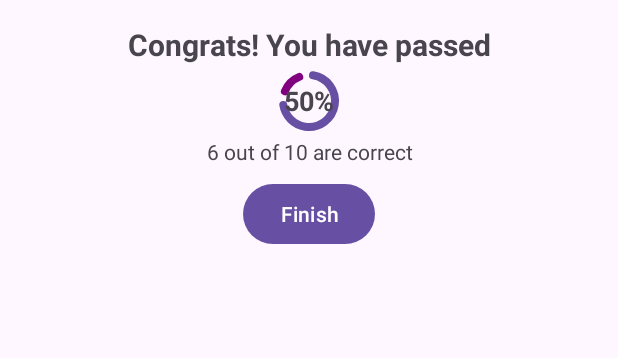
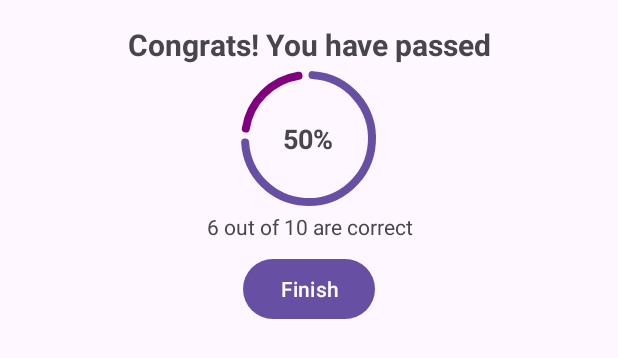
Before and after one commit to Manishk031/Code-Smart-MCQ, an Android app: the layout score_dialog.xml on its own in the app's theme, with its tools: preview values and no code run, on a phone screen of 412 x 824 dp. Shown: the top 358 px of the screen. Run offline under Robolectric (Android 15) with nearby library versions, the phone set to English and light mode, and no system bars.

Commit message:
Fixed error

```diff
--- a/app/src/main/java/com/zoro/codesmartmcq/MCQActivity.kt
+++ b/app/src/main/java/com/zoro/codesmartmcq/MCQActivity.kt
@@ -64,6 +64,7 @@ class MCQActivity : AppCompatActivity(), View.OnClickListener{
             finishQuiz()
             return
         }
+
    binding.apply {
        questionTextview.text= "Question ${currentQuestionIndex+1} / ${QuestionModel.size}"
      quizProgressIndicator.progress =
@@ -87,13 +88,14 @@ class MCQActivity : AppCompatActivity(), View.OnClickListener{
         }
         //click a btn for next
         val clickedBtn = view as Button
-        if(selectedAnswer.isEmpty()){
-            Toast.makeText(applicationContext,"Please select answer to continue",Toast.LENGTH_SHORT).show()
-            return;
-        }
+
 
         if(clickedBtn.id==R.id.next_btn)
         {
+            if(selectedAnswer.isEmpty()){
+                Toast.makeText(applicationContext,"Please select answer to continue",Toast.LENGTH_SHORT).show()
+                return;
+            }
             // next button is clicked
             if(selectedAnswer== QuestionModel[currentQuestionIndex].correct)    {
                 score++
--- a/app/src/main/res/layout/score_dialog.xml
+++ b/app/src/main/res/layout/score_dialog.xml
@@ -25,7 +25,7 @@
             android:layout_width="wrap_content"
             android:layout_height="wrap_content"
             android:layout_centerVertical="true"
-            app:indicatorColor="90dp"
+            app:indicatorSize="90dp"
             app:trackColor="@color/purple"
             app:trackCornerRadius="20dp"
             app:trackThickness="5dp"
```
